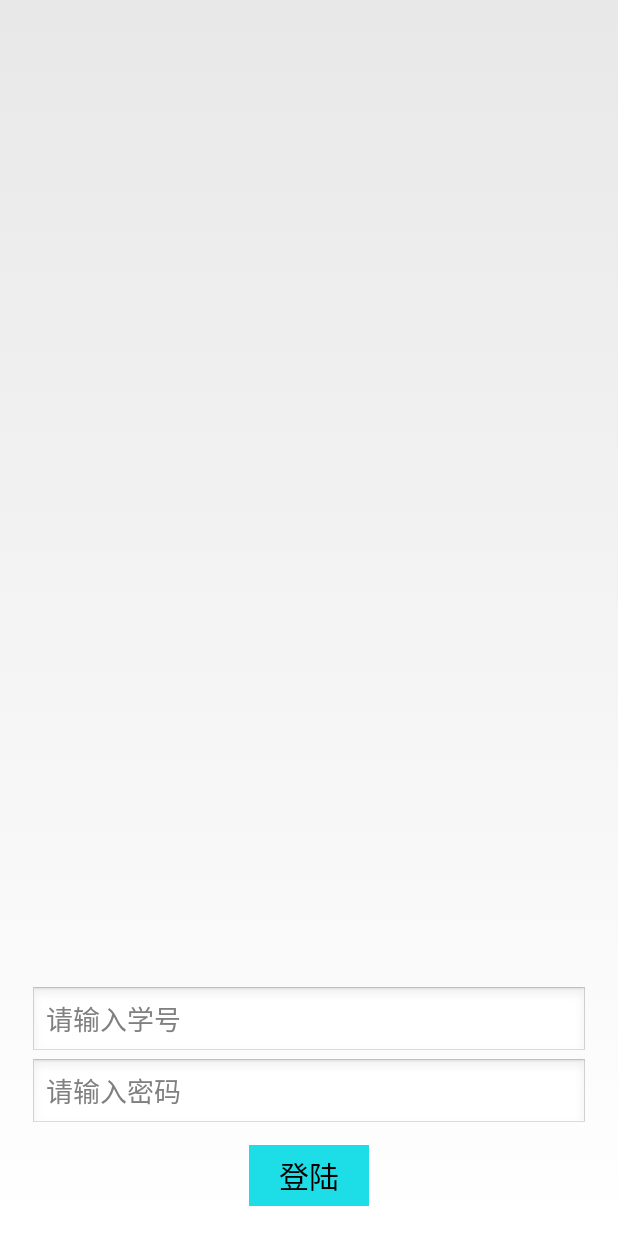
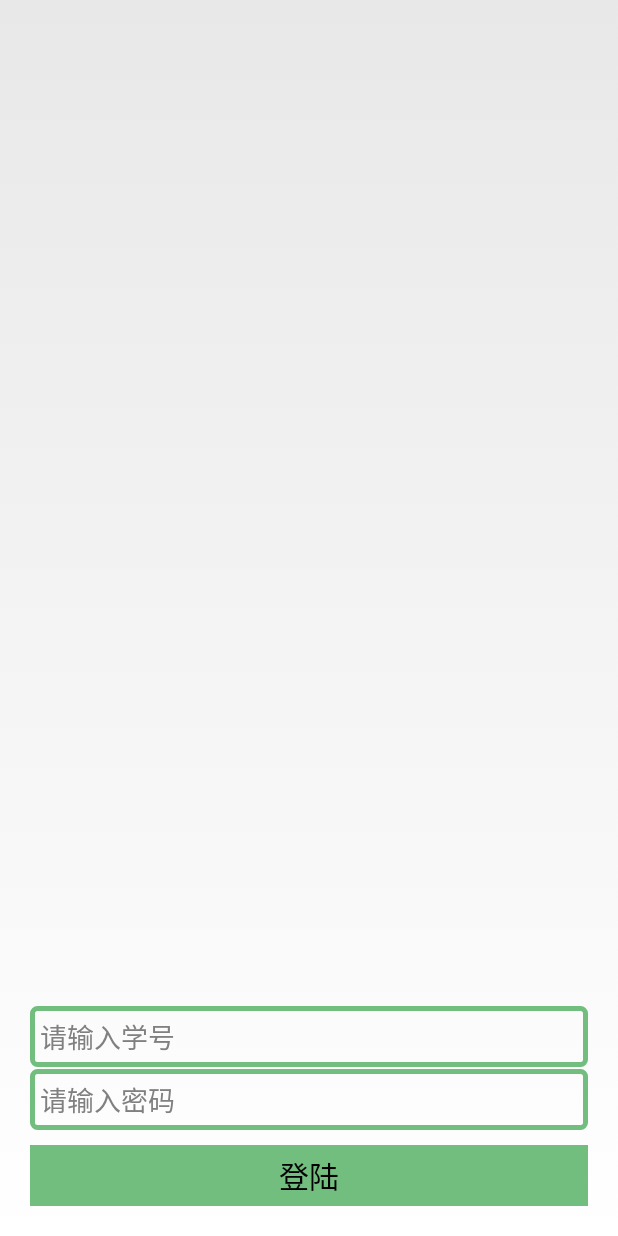
Before and after one commit to fancyfsz/FancyVoice, an Android app: the screen it shows after launch (EnterActivity), on a phone screen of 412 x 824 dp. Run offline under Robolectric (Android 15) with nearby library versions, the light colour scheme and no system bars.

Commit message:
Change the style of LoginLayout

```diff
--- /dev/null
+++ b/app/src/main/res/drawable/frame.xml
@@ -0,0 +1,16 @@
+<?xml version="1.0" encoding="utf-8"?>
+<shape xmlns:android="http://schemas.android.com/apk/res/android"
+    android:shape="rectangle" >
+    <padding
+        android:top="7dp"
+        android:bottom="7dp"
+        android:left="7dp"
+        android:right="7dp"
+        />
+    <corners android:radius="3dp"/>
+    <stroke
+        android:width="5px"
+        android:color="@color/darkgreen"
+        />
+    <solid android:color="@android:color/transparent"/>
+</shape>
--- a/app/src/main/res/layout/login.xml
+++ b/app/src/main/res/layout/login.xml
@@ -15,7 +15,12 @@
         android:layout_width="match_parent"
         android:layout_height="wrap_content"
         android:lines="1"
+        android:background="@drawable/frame"
         />
+    <View
+        android:layout_width="match_parent"
+        android:layout_height="1dp">
+    </View>
     <EditText
         android:id="@+id/pwd"
         android:password="true"
@@ -23,6 +28,7 @@
         android:layout_width="match_parent"
         android:layout_height="wrap_content"
         android:lines="1"
+        android:background="@drawable/frame"
         />
     <Button
         android:id="@+id/login_btn"
@@ -33,8 +39,8 @@
         android:paddingTop="5dp"
         android:paddingBottom="5dp"
         android:layout_marginTop="10dp"
-        android:background="@color/lightblue"
+        android:background="@color/darkgreen"
         android:layout_gravity="center_horizontal"
-        android:layout_width="wrap_content"
+        android:layout_width="match_parent"
         android:layout_height="wrap_content" />
 </LinearLayout>
--- a/app/src/main/res/values/colors.xml
+++ b/app/src/main/res/values/colors.xml
@@ -9,4 +9,5 @@
     <color name="green">#00ff00</color>
     <color name="blue">#0000ff</color>
     <color name="lightblue">#1ddde6</color>
+    <color name="darkgreen">#72be7f</color>
 </resources>
```
